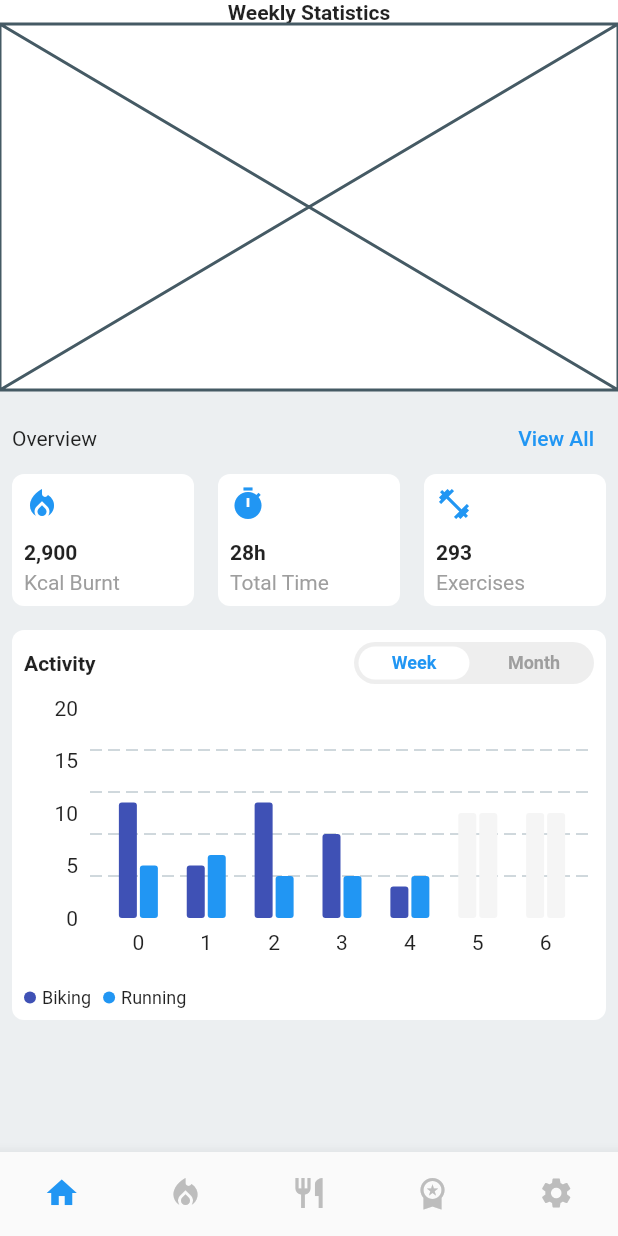
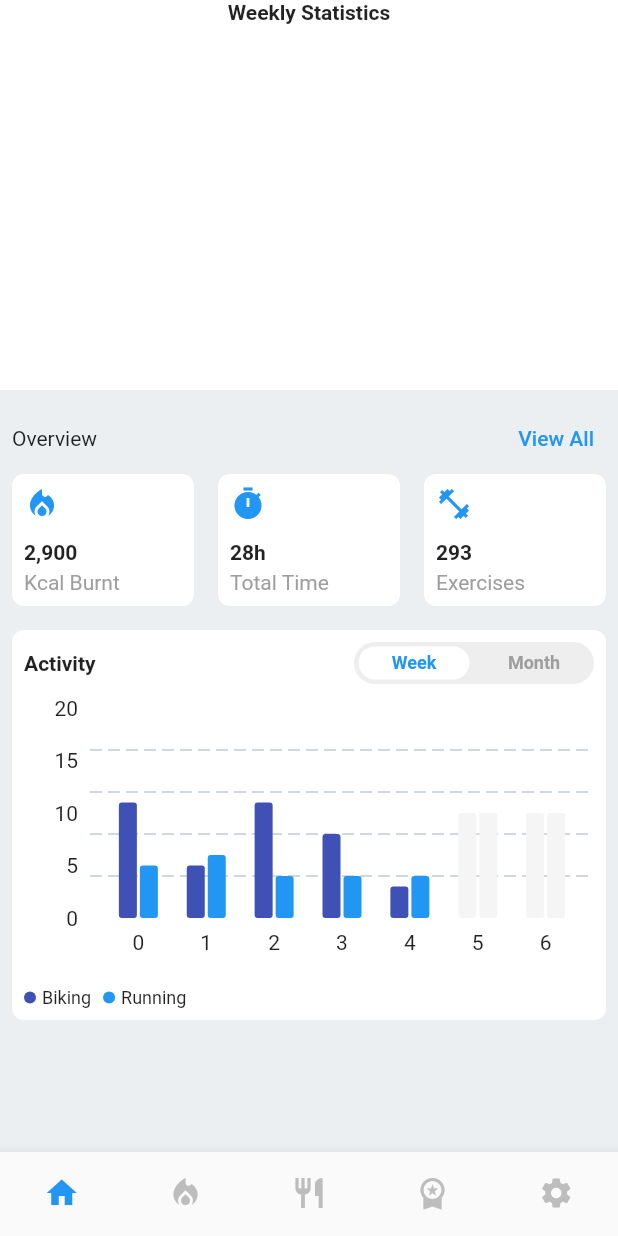
Before and after one commit to JAICHANGPARK/flutter_notebook_19th_story, a Flutter app: the FitnessMobileMainPage screen opened directly, on a phone screen of 412 x 824 dp. Run offline on Flutter 3.47's test engine with Material 2 defaults, Android fonts, the phone set to English and light mode, and no system bars; drawn by our look-alikes of fl_chart; our stand-ins replace bubble_tab_indicator, cached_network_image, countup, flutter_riverpod, freezed_annotation, smooth_page_indicator and 1 more; network calls fail.

Commit message:
Update fitness_home_widget.dart

```diff
--- a/lib/ep1143_fitness_mobile_app/src/ui/widget/fitness_home_widget.dart
+++ b/lib/ep1143_fitness_mobile_app/src/ui/widget/fitness_home_widget.dart
@@ -27,7 +27,9 @@ class _FitnessHomeWidgetState extends State<FitnessHomeWidget> {
                   fontWeight: FontWeight.bold,
                 ),
               ),
-              Expanded(child: Placeholder()),
+              Expanded(child: PageView(
+
+              )),
             ],
           ),
         ),
@@ -248,7 +250,11 @@ class _FitnessHomeWidgetState extends State<FitnessHomeWidget> {
                               rightTitles: AxisTitles(),
                               topTitles: AxisTitles(),
                             ),
-                            gridData: FlGridData(show: true, drawVerticalLine: false, horizontalInterval: 4),
+                            gridData: FlGridData(
+                              show: true,
+                              drawVerticalLine: false,
+                              horizontalInterval: 4,
+                            ),
                             maxY: 20,
                             barGroups: [
                               BarChartGroupData(
```
